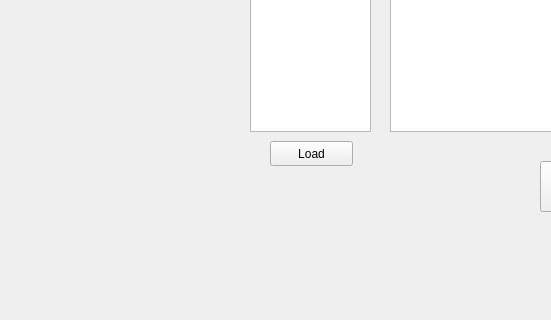
This is qt_cuacs_UI/mainwindow.ui in kalebtesfay/Animal_Shelter_System as Qt 5 draws it before an edit; both pictures show x 0 to 551 and y 286 to 606 of the 903 by 606 pixel window. The edited form follows.
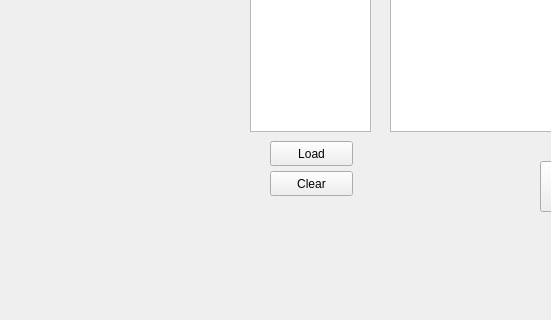
This is the edited form. The open tabs and pages were chosen to show the change.

Commit message: clear buttons work:rocket:

The edit to the form file:
```diff
--- a/qt_cuacs_UI/mainwindow.ui
+++ b/qt_cuacs_UI/mainwindow.ui
@@ -1212,6 +1212,19 @@
        <string>Load</string>
       </property>
      </widget>
+     <widget class="QPushButton" name="pushButton_25">
+      <property name="geometry">
+       <rect>
+        <x>270</x>
+        <y>440</y>
+        <width>83</width>
+        <height>25</height>
+       </rect>
+      </property>
+      <property name="text">
+       <string>Clear</string>
+      </property>
+     </widget>
     </widget>
    </widget>
   </widget>
```
Left out of the diff: 15 changed lines with no effect on the pictures. The commit also changes 3 other files.
